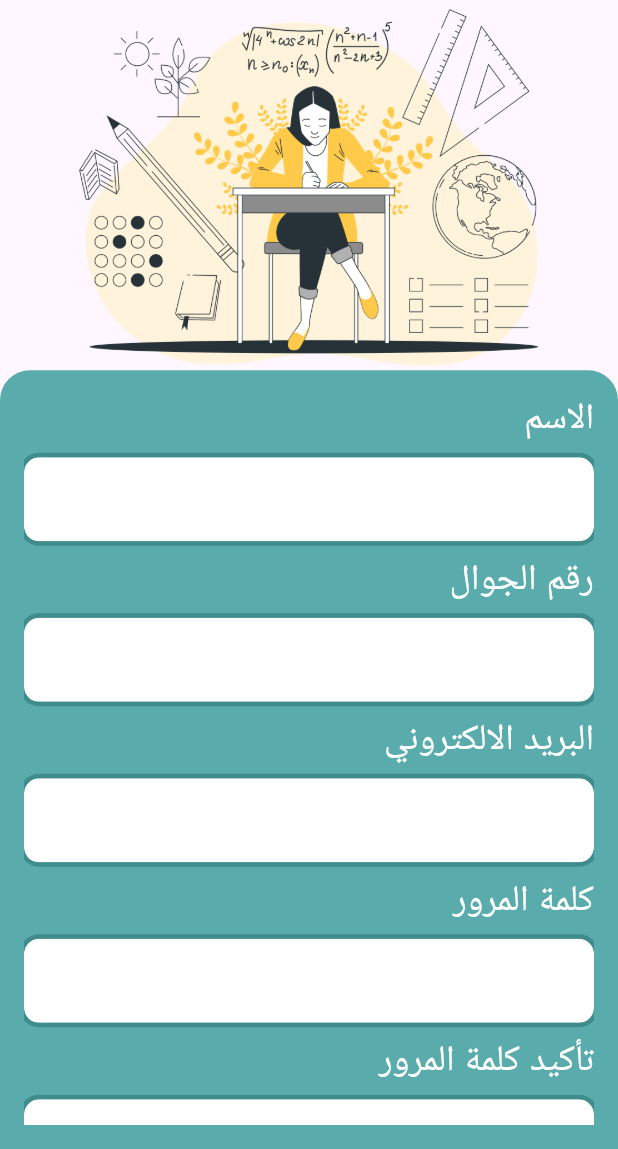
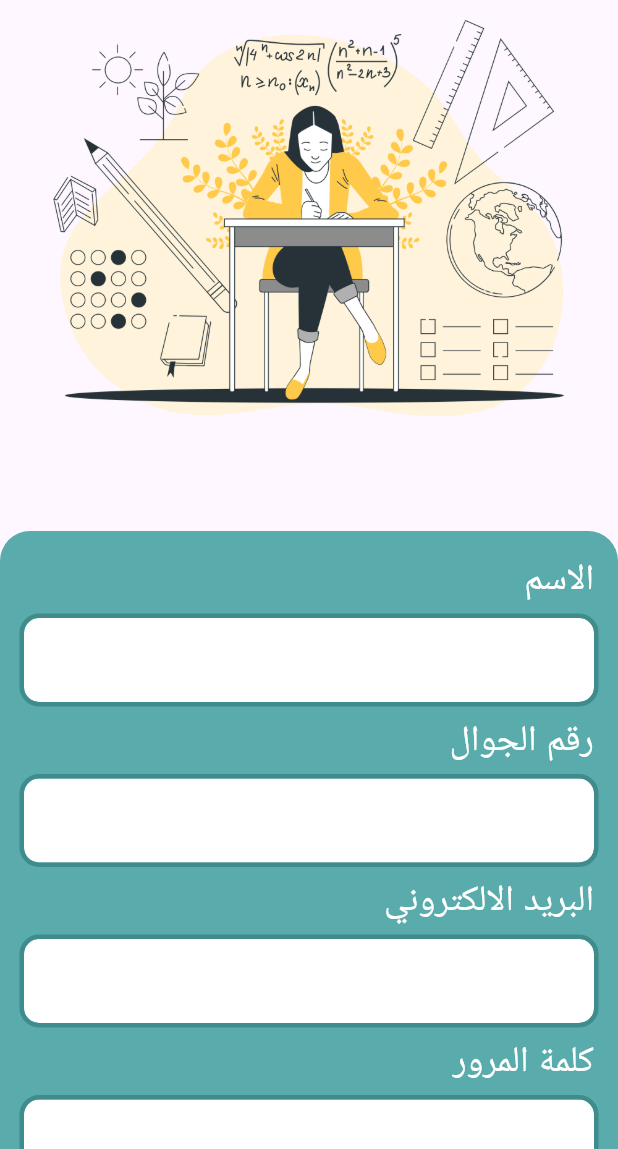
Before and after one commit to TuwaieqHMA/Darb-App, a Flutter app: the CreateAccountStudentPage screen opened directly, on a phone screen of 412 x 824 dp, the part 87-1236 px from its top. Run offline on Flutter 3.47's test engine with Material 3 defaults, Android fonts, the phone set to English and light mode, and no system bars; our stand-ins replace flutter_dotenv, flutter_otp_text_field, font_awesome_flutter, get_it, get_storage, supabase_flutter; missing offline and left inert: otp_timer_button; accounts and stored records are empty; project files that could hold a hidden picture were left out.

Commit message:
Fix: Fixed Signup pages UI

```diff
--- a/lib/pages/create_account_student_page.dart
+++ b/lib/pages/create_account_student_page.dart
@@ -22,54 +22,15 @@ class CreateAccountStudentPage extends StatelessWidget {
   Widget build(BuildContext context) {
     return Scaffold(
       body: SafeArea(
-        child: SingleChildScrollView(
-          child: SizedBox(
-            width: context.getWidth(),
-            height: context.getHeight(),
-            child: Stack(
+        child: ListView(
+          children: [
+            Stack(
               children: [
-                Align(
-                  alignment: Alignment.bottomCenter,
-                  child: Container(
-                    width: context.getWidth(),
-                    height: context.getHeight() * .63,
-                    padding: const EdgeInsets.only(
-                        left: 16, right: 16, top: 16, bottom: 16),
-                    decoration: const BoxDecoration(
-                        color: signatureBlueColor,
-                        borderRadius: BorderRadius.only(
-                            topLeft: Radius.circular(20),
-                            topRight: Radius.circular(20))),
-                    child: ListView(
-                      shrinkWrap: true,
-                      children: [
-                        HeaderTextField(controller: nameController, headerText: "الاسم",),
-                        height8,
-                        HeaderTextField(controller: phoneController, headerText: "رقم الجوال", keyboardType: TextInputType.number,),
-                        height8,
-                        HeaderTextField(controller: emailController, headerText: "البريد الالكتروني",),
-                        height8,
-                        HeaderTextField(controller: passwordController, headerText: "كلمة المرور", isObscured: true),
-                        height8,
-                        HeaderTextField(controller: rePasswordController, headerText: "تأكيد كلمة المرور", isObscured: true),
-                        height32,
-                        BottomButton(text: "إنشاء الحساب", onPressed: () {
-
-                        },),
-                        height16,
-                        TwoTextSpan(normalText: "لديك حساب؟      ", underlinedText: "تسجيل الدخول", onTap: () {
-                          context.push(LoginPage(), false);
-                        },),
-                        height16,
-                      ],
-                    ),
-                  ),
-                ),
                 Align(
                   alignment: Alignment.topCenter,
                   child: Image.asset(
                     "assets/images/student_vector.png",
-                    scale: 5.4,
+                    width: (context.getWidth() < 786) ? context.getWidth() : 786,
                   ),
                 ),
                 const Align(
@@ -85,7 +46,37 @@ class CreateAccountStudentPage extends StatelessWidget {
                     ))
               ],
             ),
-          ),
+            Container(
+              width: context.getWidth(),
+              padding: const EdgeInsets.only(
+                  left: 16, right: 16, top: 16, bottom: 16),
+              decoration: const BoxDecoration(
+                  color: signatureBlueColor,
+                  borderRadius: BorderRadius.only(
+                      topLeft: Radius.circular(20),
+                      topRight: Radius.circular(20))),
+              child: Column(
+                children: [
+                  HeaderTextField(controller: nameController, headerText: "الاسم",),
+                  height8,
+                  HeaderTextField(controller: phoneController, headerText: "رقم الجوال", keyboardType: TextInputType.number,),
+                  height8,
+                  HeaderTextField(controller: emailController, headerText: "البريد الالكتروني",),
+                  height8,
+                  HeaderTextField(controller: passwordController, headerText: "كلمة المرور", isObscured: true),
+                  height8,
+                  HeaderTextField(controller: rePasswordController, headerText: "تأكيد كلمة المرور", isObscured: true),
+                  height32,
+                  BottomButton(text: "إنشاء الحساب", onPressed: () {
+                  },),
+                  height16,
+                  TwoTextSpan(normalText: "لديك حساب؟      ", underlinedText: "تسجيل الدخول", onTap: () {
+                    context.push(LoginPage(), false);
+                  },),
+                ],
+              ),
+            ),
+          ]
         ),
       ),
     );
```
Also changed, not shown: lib/pages/create_account_supervisor_page.dart (+35 -44 lines).
